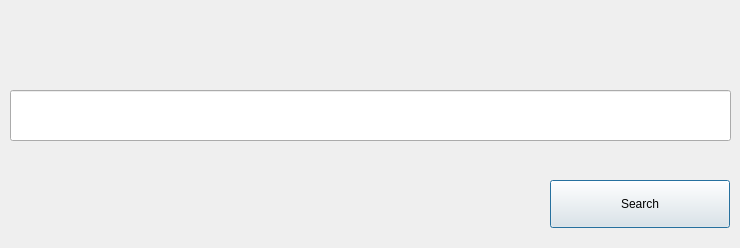
The window that Project/search.ui (DKeshavarz/AP-GUI) describes before a commit, drawn with Qt 5.
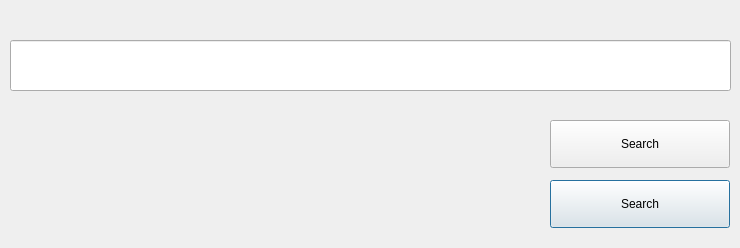
The same window after the commit. Icons and pictures are not drawn.

```diff
--- a/Project/search.ui
+++ b/Project/search.ui
@@ -53,12 +53,35 @@
    <property name="geometry">
     <rect>
      <x>10</x>
-     <y>90</y>
+     <y>40</y>
      <width>721</width>
      <height>51</height>
     </rect>
    </property>
   </widget>
+  <widget class="QPushButton" name="searchHashTagBtn">
+   <property name="geometry">
+    <rect>
+     <x>550</x>
+     <y>120</y>
+     <width>180</width>
+     <height>48</height>
+    </rect>
+   </property>
+   <property name="text">
+    <string>Search</string>
+   </property>
+   <property name="icon">
+    <iconset resource="Resours/Recours.qrc">
+     <normaloff>:/icon/icons8-hashtag-96.png</normaloff>:/icon/icons8-hashtag-96.png</iconset>
+   </property>
+   <property name="iconSize">
+    <size>
+     <width>40</width>
+     <height>40</height>
+    </size>
+   </property>
+  </widget>
  </widget>
  <tabstops>
   <tabstop>searchTxtBar</tabstop>
```
